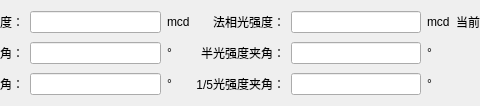
hexianqi/QtCode, file HeGui/HAngleTestDetailWidget.ui: the form before one commit; both pictures show x 319 to 799 and y 0 to 106 of the 1024 by 106 pixel window.
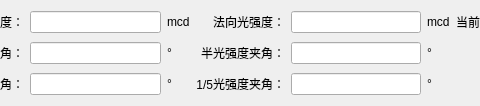
The form after the commit.

```diff
--- a/HeGui/HAngleTestDetailWidget.ui
+++ b/HeGui/HAngleTestDetailWidget.ui
@@ -92,7 +92,7 @@
    <item row="0" column="6">
     <widget class="QLabel" name="label_003">
      <property name="text">
-      <string>法相光强度：</string>
+      <string>法向光强度：</string>
      </property>
      <property name="alignment">
       <set>Qt::AlignRight|Qt::AlignTrailing|Qt::AlignVCenter</set>
```
